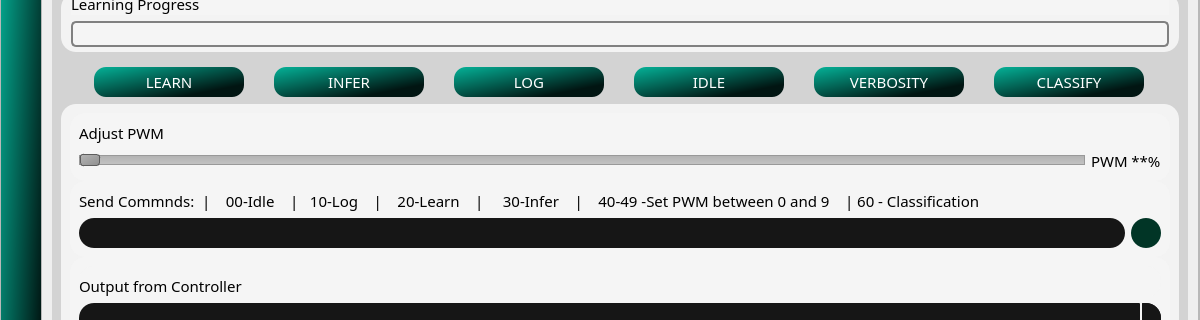
First picture: the form in widget.ui, repository FutureElectron/FutureSimulator, before the edit; both pictures show x 0 to 1200 and y 148 to 468 of the 1200 by 850 pixel window.
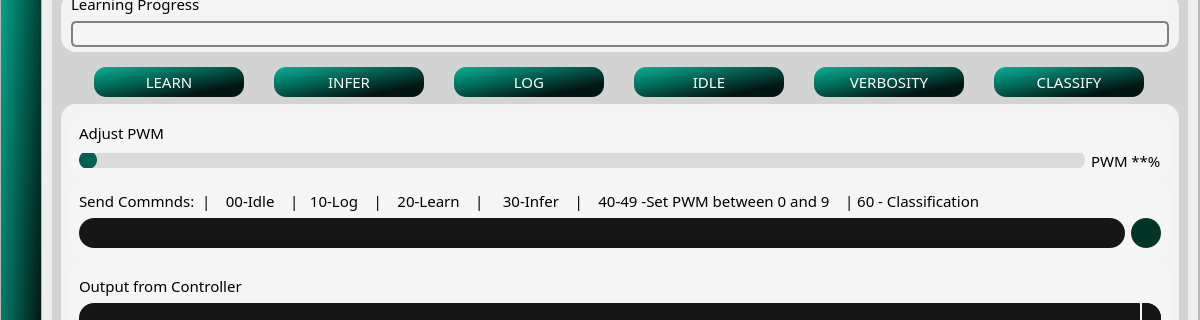
Second picture: the form after the edit. The open tabs and pages were chosen to show the change. Icons and pictures are not drawn.

```diff
--- a/widget.ui
+++ b/widget.ui
@@ -962,18 +962,27 @@
                          <widget class="QSlider" name="horizontalSlider">
                           <property name="styleSheet">
                            <string notr="true">QSlider::groove:horizontal {
-    border: 1px solid #999999;
-    height: 8px; /* the groove expands to the size of the slider by default. by giving it a height, it has a fixed size */
-    background: qlineargradient(x1:0, y1:0, x2:0, y2:1, stop:0 #B1B1B1, stop:1 #c4c4c4);
-    margin: 2px 0;
+    border-radius: 9px;
+    height: 18px;
+	margin: 0px;
+	background-color: rgb(218, 218, 218);
 }
-
+QSlider::groove:horizontal:hover {
+	background-color: rgb(194, 194, 194);
+}
 QSlider::handle:horizontal {
-    background: qlineargradient(x1:0, y1:0, x2:1, y2:1, stop:0 #b4b4b4, stop:1 #8f8f8f);
-    border: 1px solid #5c5c5c;
+    background-color: rgb(2, 95, 84);
+    border: none;
+    height: 18px;
     width: 18px;
-    margin: -2px 0; /* handle is placed by default on the contents rect of the groove. Expand outside the groove */
-    border-radius: 3px;
+    margin: 0px;
+	border-radius: 9px;
+}
+QSlider::handle:horizontal:hover {
+    background-color: rgb(2, 95, 84);
+}
+QSlider::handle:horizontal:pressed {
+    background-color: rgb(0, 44, 41);
 }</string>
                           </property>
                           <property name="maximum">
```
Left out of the diff: 2 changed lines with no effect on the pictures.
